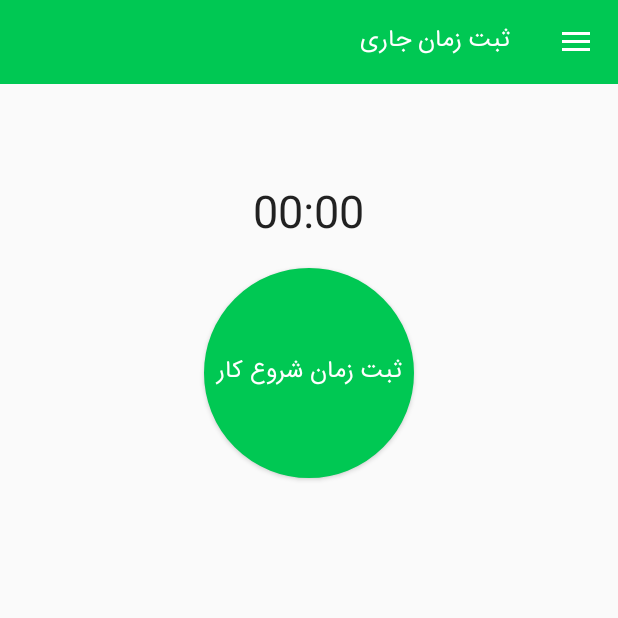
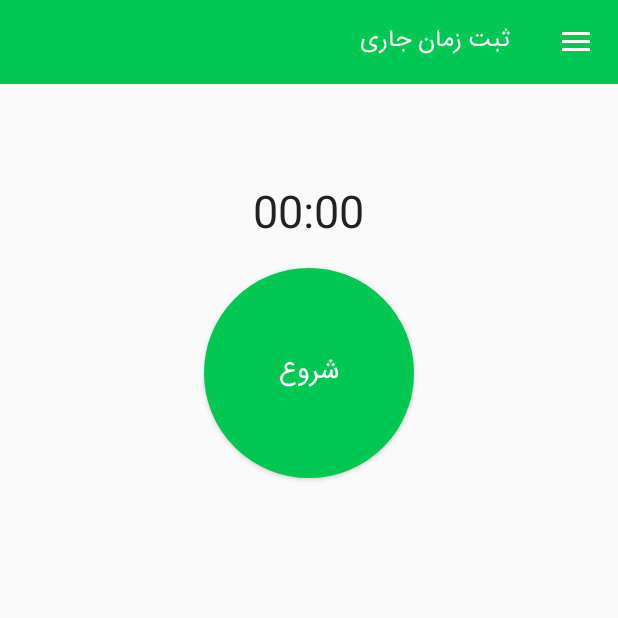
Before and after one commit to sayedkamalhoseini/MyApplicationwork, an Android app: the AutoDateFragment screen opened directly, with no data from a screen before it, on a phone screen of 412 x 824 dp, the top half of it. Run offline under Robolectric (Android 15) with nearby library versions, the phone set to English and light mode, and no system bars; our stand-ins replace Volley; libraries missing offline, so code that uses them is left out: co.ronash.pushe, com.android.vending, com.itextpdf.text; network calls fail; Roboto replaces fonts that are not available here; 12 statements that could not run were skipped.

Commit message:
Complete Chronometer // 22 April 2019

```diff
--- a/app/src/main/res/layout/fragment_autotime.xml
+++ b/app/src/main/res/layout/fragment_autotime.xml
@@ -57,7 +57,7 @@
                     android:gravity="center"
                     android:text="@string/startDate"
                     android:textColor="@color/white"
-                    android:textSize="16sp" />
+                    android:textSize="18sp" />
 
             </RelativeLayout>
 
@@ -162,16 +162,18 @@
                         android:layout_height="wrap_content"
                         android:layout_weight="1"
                         android:gravity="center"
-                        android:text="شروع ساعت کاری"
-                        android:textSize="16sp" />
+                        android:text="@string/startDate"
+                        android:textSize="16sp"
+                        android:textAppearance="@style/TextAppearance.AppCompat.Body1" />
 
                     <com.example.kamal.saatzanhamrah.CustomTextView
                         android:layout_width="0dp"
                         android:layout_height="wrap_content"
                         android:layout_weight="1"
                         android:gravity="center"
-                        android:text="پایان ساعت کاری"
-                        android:textSize="16sp" />
+                        android:text="@string/endDate"
+                        android:textSize="16sp"
+                        android:textAppearance="@style/TextAppearance.AppCompat.Body1" />
 
 
                     <com.example.kamal.saatzanhamrah.CustomTextView
@@ -179,8 +181,9 @@
                         android:layout_height="wrap_content"
                         android:layout_weight="1"
                         android:gravity="center"
-                        android:text="مجموع"
-                        android:textSize="16sp" />
+                        android:textSize="16sp"
+                        android:text="@string/sumTitle"
+                        android:textAppearance="@style/TextAppearance.AppCompat.Body1" />
 
 
                 </LinearLayout>
--- a/app/src/main/res/values/strings.xml
+++ b/app/src/main/res/values/strings.xml
@@ -46,8 +46,8 @@
     <string name="aboutUs">درباره برنامه</string>
     <string name="autoDate">ثبت زمان جاری</string>
     <string name="handDate">ثبت زمان گذشته</string>
-    <string name="startDate">ثبت زمان شروع کار</string>
-    <string name="endDate">ثبت زمان پایان کار</string>
+    <string name="startDate">شروع</string>
+    <string name="endDate">پایان</string>
     <string name="resting">در حال استراحت</string>
     <string name="working">در حال انجام کار</string>
     <string name="userNameEmployer">نام کاربری کارفرما :</string>
@@ -285,6 +285,7 @@
     <string name="close_drawer">closeDrawer</string>
 
 
+
     <string-array name="nav_drawer_labels">
 
     <item>@string/enable</item>
```
